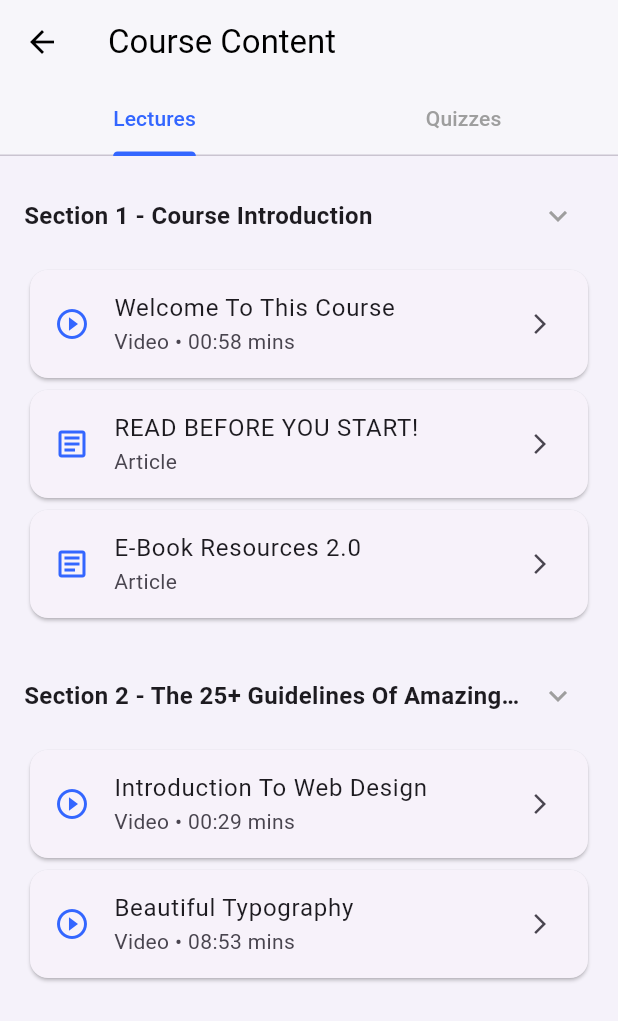
After one commit to Sherlock1854/AcademicHub, a Flutter app: the CourseContentScreen screen opened directly, on a phone screen of 412 x 824 dp. The commit adds this screen. Shown: the top 1021 px of the screen. Run offline on Flutter 3.47's test engine with Material 3 defaults, Android fonts, the phone set to English and light mode, and no system bars; our stand-ins replace cloud_firestore, firebase_auth, firebase_core, firebase_storage, google_fonts, image_picker; accounts and stored records are empty; network calls fail.

Commit message:
Doing course

```diff
--- a/lib/course/models/course.dart
+++ b/lib/course/models/course.dart
@@ -2,7 +2,7 @@ import 'package:flutter/material.dart';
 
 class Course extends StatelessWidget {
   final String courseTitle;
-  final String subtitle;  // <--- THIS is the description text!
+  final String subtitle;
   final String instructorName;
   final String subject;
   final String imageUrl;
--- /dev/null
+++ b/lib/course/views/course_content.dart
@@ -0,0 +1,203 @@
+// lib/course/views/course_content.dart
+
+import 'package:flutter/material.dart';
+
+class CourseContentScreen extends StatefulWidget {
+  const CourseContentScreen({super.key});
+
+  @override
+  State<CourseContentScreen> createState() => _CourseContentScreenState();
+}
+
+class _CourseContentScreenState extends State<CourseContentScreen>
+    with SingleTickerProviderStateMixin {
+  late TabController _tabController;
+
+  final Color primaryColor = const Color(0xFF3366FF);
+  final Color backgroundColor = const Color(0xFFF5F2FA);
+
+  // ─── Sample data with sections ─────────────────────────────────────────────
+  final List<_ContentSection> _lectureSections = [
+    _ContentSection(
+      title: 'Section 1 - Course Introduction',
+      items: [
+        _ContentItemData(title: 'Welcome To This Course', type: 'Video', duration: '00:58'),
+        _ContentItemData(title: 'READ BEFORE YOU START!', type: 'Article'),
+        _ContentItemData(title: 'E-Book Resources 2.0', type: 'Article'),
+      ],
+    ),
+    _ContentSection(
+      title: 'Section 2 - The 25+ Guidelines Of Amazing Web Design',
+      items: [
+        _ContentItemData(title: 'Introduction To Web Design', type: 'Video', duration: '00:29'),
+        _ContentItemData(title: 'Beautiful Typography', type: 'Video', duration: '08:53'),
+      ],
+    ),
+  ];
+
+  final List<_ContentSection> _quizSections = [
+    _ContentSection(
+      title: 'Section 1 - Basics',
+      items: [
+        _ContentItemData(title: 'Quiz 1: Typography Basics', type: 'Quiz'),
+        _ContentItemData(title: 'Quiz 2: Layout and Spacing', type: 'Quiz'),
+      ],
+    ),
+  ];
+  // ────────────────────────────────────────────────────────────────────────────
+
+  @override
+  void initState() {
+    super.initState();
+    _tabController = TabController(length: 2, vsync: this);
+  }
+
+  @override
+  void dispose() {
+    _tabController.dispose();
+    super.dispose();
+  }
+
+  @override
+  Widget build(BuildContext context) {
+    return Scaffold(
+      backgroundColor: backgroundColor,
+      appBar: AppBar(
+        backgroundColor: Colors.white,
+        elevation: 1,
+        iconTheme: const IconThemeData(color: Colors.black),
+        title: const Text(
+          'Course Content',
+          style: TextStyle(color: Colors.black),
+        ),
+        bottom: TabBar(
+          controller: _tabController,
+          labelColor: primaryColor,
+          unselectedLabelColor: Colors.grey,
+          indicatorColor: primaryColor,
+          tabs: const [
+            Tab(text: 'Lectures'),
+            Tab(text: 'Quizzes'),
+          ],
+        ),
+      ),
+      body: TabBarView(
+        controller: _tabController,
+        children: [
+          _buildSectionedTab(_lectureSections),
+          _buildSectionedTab(_quizSections),
+        ],
+      ),
+    );
+  }
+
+  Widget _buildSectionedTab(List<_ContentSection> sections) {
+    return ListView.builder(
+      padding: const EdgeInsets.all(16),
+      itemCount: sections.length,
+      itemBuilder: (context, sIndex) {
+        final section = sections[sIndex];
+        return Column(
+          crossAxisAlignment: CrossAxisAlignment.start,
+          children: [
+            // Section header with expand icon
+            Row(
+              mainAxisAlignment: MainAxisAlignment.spaceBetween,
+              children: [
+                Expanded(
+                  child: Text(
+                    section.title,
+                    style: const TextStyle(
+                      fontSize: 16,
+                      fontWeight: FontWeight.bold,
+                    ),
+                    overflow: TextOverflow.ellipsis,
+                    maxLines: 1,
+                  ),
+                ),
+                IconButton(
+                  icon: const Icon(Icons.expand_more, color: Colors.grey),
+                  onPressed: () {
+                    // Toggle collapse/expand behavior if needed
+                  },
+                ),
+              ],
+            ),
+            const SizedBox(height: 8),
+            // Section items
+            ...section.items.map((item) {
+              return CourseItem(
+                title: item.title,
+                type: item.type,
+                duration: item.duration,
+              );
+            }).toList(),
+            const SizedBox(height: 24),
+          ],
+        );
+      },
+    );
+  }
+}
+
+/// Internal model for a section
+class _ContentSection {
+  final String title;
+  final List<_ContentItemData> items;
+  _ContentSection({required this.title, required this.items});
+}
+
+/// Internal model for each item
+class _ContentItemData {
+  final String title;
+  final String type;
+  final String? duration;
+  _ContentItemData({required this.title, required this.type, this.duration});
+}
+
+/// Reusable item tile
+class CourseItem extends StatelessWidget {
+  final String title;
+  final String type;
+  final String? duration;
+
+  const CourseItem({
+    super.key,
+    required this.title,
+    required this.type,
+    this.duration,
+  });
+
+  @override
+  Widget build(BuildContext context) {
+    IconData icon;
+    switch (type) {
+      case 'Video':
+        icon = Icons.play_circle_outline;
+        break;
+      case 'Article':
+        icon = Icons.article_outlined;
+        break;
+      case 'Quiz':
+        icon = Icons.quiz_outlined;
+        break;
+      default:
+        icon = Icons.help_outline;
+    }
+
+    return Card(
+      shape: RoundedRectangleBorder(borderRadius: BorderRadius.circular(12)),
+      child: ListTile(
+        leading: Icon(icon, color: const Color(0xFF3366FF)),
+        title: Text(title),
+        subtitle: Text(
+          duration != null ? '$type • $duration mins' : type,
+        ),
+        trailing: const Icon(Icons.arrow_forward_ios, size: 16),
+        onTap: () {
+          // TODO: Navigate to video player, article view, or quiz
+        },
+      ),
+    );
+  }
+}
--- a/lib/course/views/course_details_page.dart
+++ b/lib/course/views/course_details_page.dart
@@ -1,6 +1,9 @@
+// lib/users/views/course_details_page.dart
+
 import 'package:flutter/material.dart';
 import '../../bottom_nav.dart';
 import '../services/course_service.dart';
+import '../models/course.dart';
 
 class CourseDetailsPage extends StatelessWidget {
   final String title;
@@ -133,7 +136,7 @@ class CourseDetailsPage extends StatelessWidget {
 
               const SizedBox(height: 24),
 
-              // Join Course Button
+              // Enroll Now Button
               SizedBox(
                 width: double.infinity,
                 height: 48,
@@ -160,7 +163,7 @@ class CourseDetailsPage extends StatelessWidget {
                     elevation: 0,
                   ),
                   child: const Text(
-                    'Join Course',
+                    'Enroll Now',  // ← changed here
                     style: TextStyle(
                       color: Colors.white,
                       fontSize: 16,
--- a/lib/dashboard/views/dashboard_page.dart
+++ b/lib/dashboard/views/dashboard_page.dart
@@ -1,8 +1,9 @@
 import 'package:flutter/material.dart';
-import '../../bottom_nav.dart';
+import 'package:academichub/bottom_nav.dart';
+import 'package:academichub/course/services/course_service.dart';
+import 'package:academichub/course/views/course_page.dart';        // ← Join-Course screen
+import 'package:academichub/course/views/course_content.dart';     // ← Content screen
 import 'widget/course_card.dart';
-import '../../course/views/course_page.dart';
-import '../../course/services/course_service.dart';
 
 class DashboardPage extends StatefulWidget {
   const DashboardPage({super.key});
@@ -23,19 +24,17 @@ class _DashboardPageState extends State<DashboardPage> {
   @override
   void didChangeDependencies() {
     super.didChangeDependencies();
-    // Refresh joined courses when coming back from course page
+    // Refresh joined courses when coming back
     setState(() {
       joinedCourses = CourseService().getJoinedCourses();
     });
   }
 
-  void _navigateToJoinCourse() async {
+  Future<void> _navigateToJoinCourse() async {
     await Navigator.push(
       context,
       MaterialPageRoute(builder: (_) => const CoursesPageScreen()),
     );
-
-    // After returning, refresh the joined courses
     setState(() {
       joinedCourses = CourseService().getJoinedCourses();
     });
@@ -58,15 +57,11 @@ class _DashboardPageState extends State<DashboardPage> {
         actions: [
           IconButton(
             icon: const Icon(Icons.notifications_outlined, color: Colors.black54),
-            onPressed: () {
-              debugPrint('Notifications tapped');
-            },
+            onPressed: () => debugPrint('Notifications tapped'),
           ),
           IconButton(
             icon: const Icon(Icons.chat_bubble_outline, color: Colors.black54),
-            onPressed: () {
-              debugPrint('Chat tapped');
-            },
+            onPressed: () => debugPrint('Chat tapped'),
           ),
         ],
       ),
@@ -95,12 +90,23 @@ class _DashboardPageState extends State<DashboardPage> {
         itemCount: joinedCourses.length,
         itemBuilder: (context, index) {
           final course = joinedCourses[index];
-          return CourseCard(
-            courseTitle: course.title,
-            courseSubtitle: course.subtitle,
-            teacherInitial: course.instructor.isNotEmpty
-                ? course.instructor[0].toUpperCase()
-                : '?',
+          return GestureDetector(
+            onTap: () {
+              // Navigate into your CourseContentScreen
+              Navigator.push(
+                context,
+                MaterialPageRoute(
+                  builder: (_) => const CourseContentScreen(),
+                ),
+              );
+            },
+            child: CourseCard(
+              courseTitle: course.title,
+              courseSubtitle: course.subtitle,
+              teacherInitial: course.instructor.isNotEmpty
+                  ? course.instructor[0].toUpperCase()
+                  : '?',
+            ),
           );
         },
       ),
```
